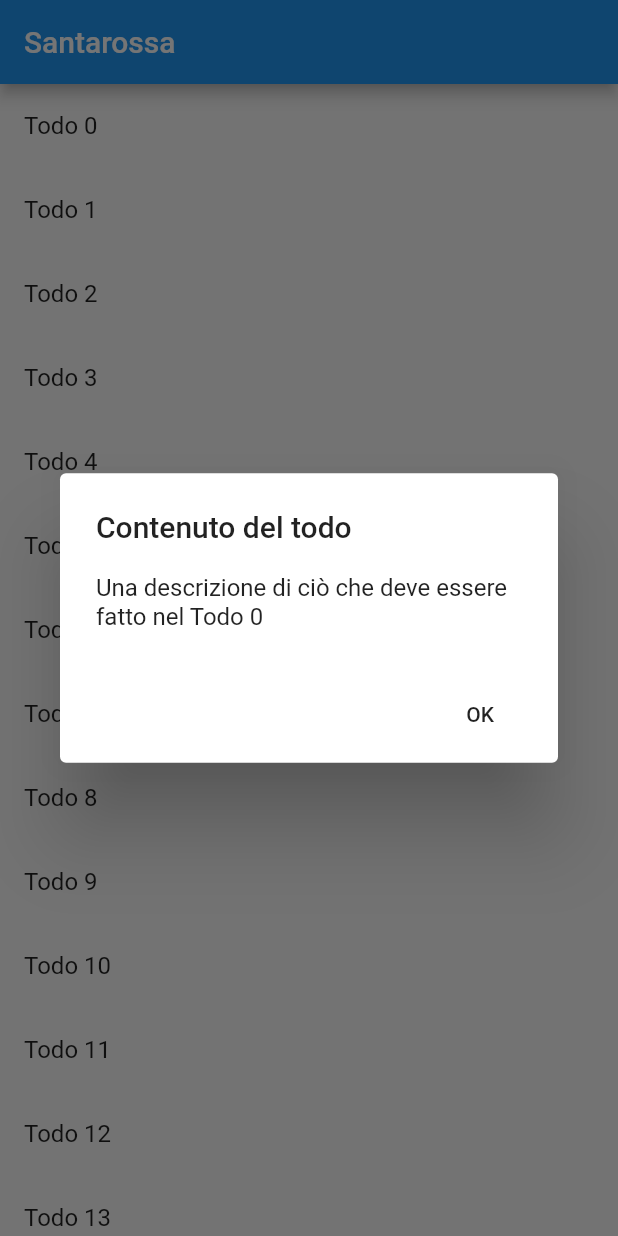
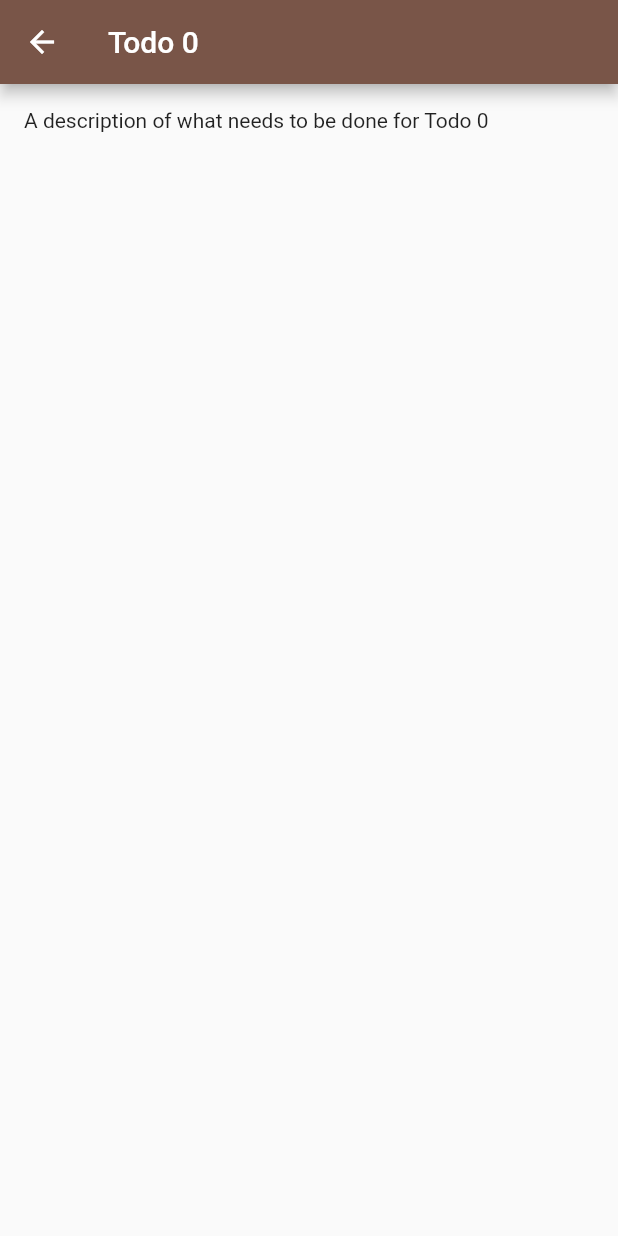
Before and after one commit to riccardosantarossa/Flutter, a Flutter app: the screen it shows after launch, after a tap on an icon or button, on a phone screen of 412 x 824 dp. Run offline on Flutter 3.47's test engine with Material 2 defaults, Android fonts, the phone set to English and light mode, and no system bars.

Commit message:
Un po di COPY PASTE

```diff
--- /dev/null
+++ b/mylistapp/lib/SecondScreen.dart
@@ -0,0 +1,30 @@
+import 'package:flutter/material.dart';
+
+import 'todo.dart';
+
+//import './textdisplay.dart';
+//import './button.dart';
+
+class SecondScreen extends StatelessWidget {
+  const SecondScreen({Key? key}) : super(key: key);
+
+  @override
+  Widget build(BuildContext context) {
+    // Get parameters from the previous screen:
+    final routeArgs = ModalRoute.of(context)!.settings.arguments as Map<String, Todo>; //MyClass;
+    // Get todo parameters:
+    final todo = routeArgs['todo'] as Todo;
+
+
+    // Use the Todo to create the UI.
+    return Scaffold(
+      appBar: AppBar(
+        title: Text(todo.title),
+      ),
+      body: Padding(
+        padding: const EdgeInsets.all(16.0),
+        child: Text(todo.description),
+      ),
+    );
+  }
+}
--- a/mylistapp/lib/main.dart
+++ b/mylistapp/lib/main.dart
@@ -1,65 +1,105 @@
 //SANTAROSSA RICCARDO 5BIA 13/01/2022
 
 import 'package:flutter/material.dart';
+// ignore: unused_import
+import 'SecondScreen.dart';
+import './textdisplay.dart';
+import './button.dart';
+import 'todo.dart';
 
-class Todo {
-  final String title;
-  final String description;
+void main() => runApp(MyApp());
 
-  const Todo(this.title, this.description);
+
+class MyApp extends StatelessWidget {
+  // This widget is the root of your application.
+
+  @override
+  Widget build(BuildContext context) {
+    return MaterialApp(
+      title: 'Listapp',
+      theme: ThemeData(
+
+        primarySwatch: Colors.brown,
+        // This makes the visual density adapt to the platform that you run
+        // the app on. For desktop platforms, the controls will be smaller and
+        // closer together (more dense) than on mobile platforms.
+        visualDensity: VisualDensity.adaptivePlatformDensity,
+      ),
+      home: MyHomePage(title: 'ListApp'),
+      // Define here the routes for the other app screens:
+      routes: {
+        '/secondscreen' : (ctx) => SecondScreen(),
+      } ,
+    );
+  }
 }
 
-void main() {
-  runApp(
-    MaterialApp(
-      title: 'Passing Data',
-      home: TodosScreen(
-        todos: List.generate(
+
+class MyHomePage extends StatefulWidget {
+  MyHomePage({Key? key, required this.title}) : super(key: key);
+
+  // Simil overloading:
+  MyHomePage.myconstr({required this.title});
+  // final boh = MyHomePage.myconstr(title: 'Pippo',);
+
+  final String title;
+
+  @override
+  _MyHomePageState createState() => _MyHomePageState();
+}
+
+class _MyHomePageState extends State<MyHomePage> {
+  var _index = 0;
+
+  var _displayMessages = [
+      'Hello World',
+      'Ciao Mondo',
+      'Hallo Welt',
+      'Bonjour le Monde',
+      'Hola Mundo',
+      'Saluton mondo',
+    ];
+
+  // Lista elementi
+  final todos = List.generate(
     20,
     (i) => Todo(
     'Todo $i',
-            'Una descrizione di ciò che deve essere fatto nel Todo $i',
-          ),
-        ),
-      ),
+    'A description of what needs to be done for Todo $i',
     ),
   );
+
+  void _changeMessage() {
+    setState(() {
+      if(_index >= _displayMessages.length -1)
+        _index = 0;
+
+      else
+        _index += 1;
+
+    });
+    print(_index);
   }
-
-class TodosScreen extends StatelessWidget {
-  const TodosScreen({Key? key, required this.todos}) : super(key: key);
-
-  final List<Todo> todos;
 
   @override
   Widget build(BuildContext context) {
+
     return Scaffold(
         appBar: AppBar(
-        title: const Text('Santarossa'),
+          title: Text(widget.title),
         ),
         body: ListView.builder(
           itemCount: todos.length,
           itemBuilder: (context, index) {
           return ListTile(
             title: Text(todos[index].title),
-            // When a user taps the ListTile, navigate to the DetailScreen.
-            // Notice that you're not only creating a DetailScreen, you're
-            // also passing the current todo through to it.
             onTap: () {
-              showDialog(
-                  context: context,
-                  builder: (ctx) => AlertDialog(
-                        title: Text('Contenuto del todo'),
-                        content: Text(todos[index].description),
-                        actions: <Widget>[
-                          // ignore: deprecated_member_use
-                          FlatButton(
-                            autofocus: true,
-                            child: Text('OK'),
-                            onPressed: () => Navigator.of(ctx).pop(true),
-                          )
-                        ],
-                      ));
+              Navigator.of(context).pushNamed(
+              '/secondscreen',
+                arguments: {
+                'todo': todos[index],
+              }
+            );
       },
     );
   },
@@ -67,23 +107,3 @@ class TodosScreen extends StatelessWidget {
     );
   }
 }
-
-class DetailScreen extends StatelessWidget {
-  const DetailScreen({Key? key}) : super(key: key);
-
-  @override
-  Widget build(BuildContext context) {
-    final todo = ModalRoute.of(context)!.settings.arguments as Todo;
-
-    // Use the Todo to create the UI.
-    return Scaffold(
-      appBar: AppBar(
-        title: Text(todo.title),
-      ),
-      body: Padding(
-        padding: const EdgeInsets.all(16.0),
-        child: Text(todo.description),
-      ),
-    );
-  }
-}
--- /dev/null
+++ b/mylistapp/lib/todo.dart
@@ -0,0 +1,6 @@
+class Todo {
+  final String title;
+  final String description;
+
+  const Todo(this.title, this.description);
+}
```
Also changed, not shown: mylistapp/lib/button.dart (added, +21 -0 lines), mylistapp/lib/textdisplay.dart (added, +20 -0 lines). Lines whose indentation alone changed are shown as unchanged.
